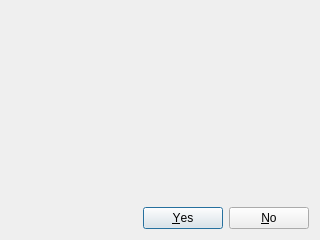
Qt form src/transfer/acceptdialog.ui (nitroshare/nitroshare-desktop) before a commit.
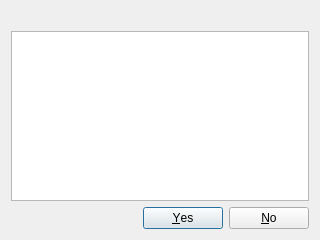
The same form after that commit.

Commit message: Add list of items being accepted (fixes #103).

```diff
--- a/src/transfer/acceptdialog.ui
+++ b/src/transfer/acceptdialog.ui
@@ -27,6 +27,9 @@
      </property>
     </widget>
    </item>
+   <item>
+    <widget class="QListWidget" name="items"/>
+   </item>
    <item>
     <widget class="QDialogButtonBox" name="buttonBox">
      <property name="standardButtons">
```
The commit also changes 3 other files.
